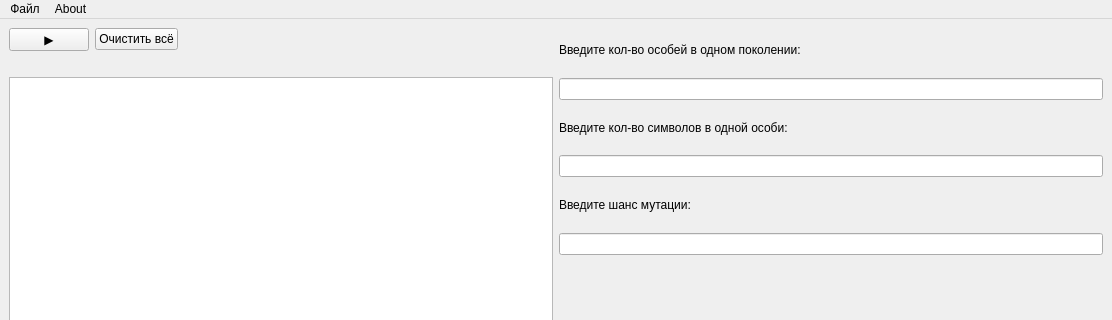
First picture: the form in Gen_alg_ui.ui, repository Gr1zee/Project_Gen_Algoritm_PyQt5, before the edit; both pictures show x 0 to 1112 and y 0 to 320 of the 1112 by 518 pixel window.
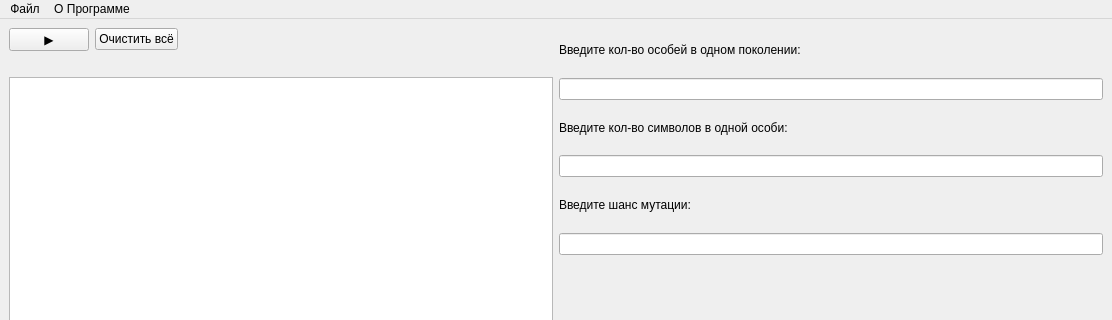
Second picture: the form after the edit. Custom widgets are drawn as their Qt base class.

Commit message: Add about menu

```diff
--- a/Gen_alg_ui.ui
+++ b/Gen_alg_ui.ui
@@ -129,7 +129,7 @@
    </widget>
    <widget class="QMenu" name="menuAbout">
     <property name="title">
-     <string>About</string>
+     <string>О Программе</string>
     </property>
     <addaction name="action"/>
    </widget>
```
Left out of the diff: 4 changed lines with no effect on the pictures. The commit also changes 1 other file.
